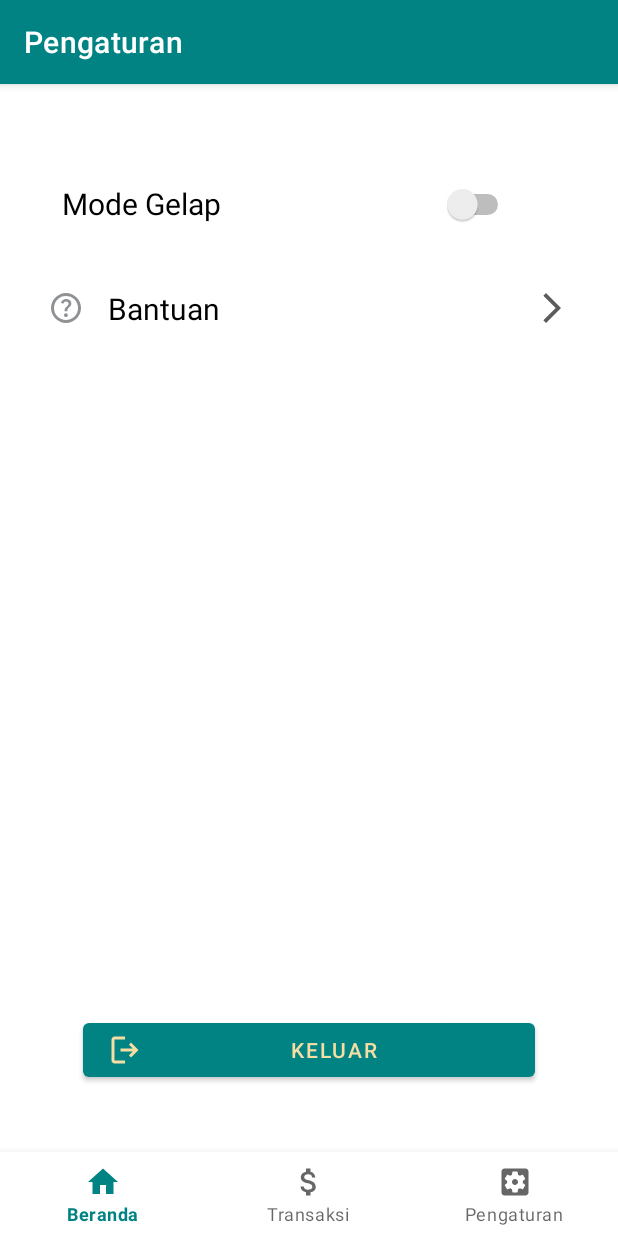
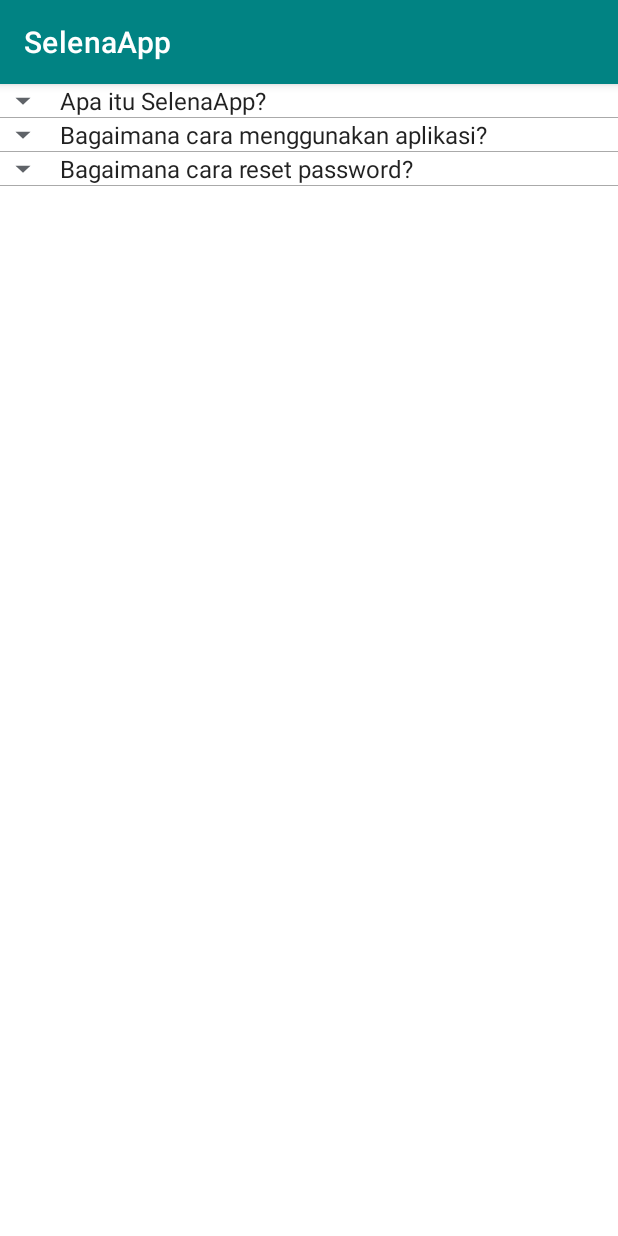
Before and after one commit to dorizx/SelenaApp, an Android app: the SettingsFragment screen opened through its navigation route, after a tap on "Bantuan", on a phone screen of 412 x 824 dp. Run offline under Robolectric (Android 15) with nearby library versions, the phone set to English and light mode, and no system bars; our stand-ins replace navigation-ui.

Commit message:
add help activity

```diff
--- a/app/src/main/AndroidManifest.xml
+++ b/app/src/main/AndroidManifest.xml
@@ -25,6 +25,9 @@
             android:name=".ui.login.LoginActivity"
             android:exported="false" />
         <activity
+            android:name=".ui.help.HelpActivity"
+            android:exported="false" />
+        <activity
             android:name=".ui.transaction.DetailTransactionActivity"
             android:exported="false" />
         <activity
--- /dev/null
+++ b/app/src/main/java/com/example/selenaapp/ui/help/ExpandableListAdapter.kt
@@ -0,0 +1,80 @@
+package com.example.selenaapp.ui.help
+
+import android.content.Context
+import android.view.LayoutInflater
+import android.view.View
+import android.view.ViewGroup
+import android.widget.BaseExpandableListAdapter
+import android.widget.TextView
+
+class ExpandableListAdapter(
+    private val context: Context,
+    private val questions: List<String>,
+    private val answers: List<List<String>>
+) : BaseExpandableListAdapter() {
+
+    override fun getChild(groupPosition: Int, childPosition: Int): Any {
+        return answers[groupPosition][childPosition]
+    }
+
+    override fun getChildId(groupPosition: Int, childPosition: Int): Long {
+        return childPosition.toLong()
+    }
+
+    override fun hasStableIds(): Boolean {
+        return false
+    }
+
+    override fun getChildrenCount(groupPosition: Int): Int {
+        return answers[groupPosition].size
+    }
+
+    override fun getGroup(groupPosition: Int): Any {
+        return questions[groupPosition]
+    }
+
+    override fun getGroupCount(): Int {
+        return questions.size
+    }
+
+    override fun getGroupId(groupPosition: Int): Long {
+        return groupPosition.toLong()
+    }
+
+    override fun isChildSelectable(groupPosition: Int, childPosition: Int): Boolean {
+        return true
+    }
+
+    override fun getChildView(
+        groupPosition: Int,
+        childPosition: Int,
+        isLastChild: Boolean,
+        convertView: View?,
+        parent: ViewGroup?
+    ): View {
+        var view = convertView
+        if (view == null) {
+            val inflater = context.getSystemService(Context.LAYOUT_INFLATER_SERVICE) as LayoutInflater
+            view = inflater.inflate(android.R.layout.simple_expandable_list_item_2, null)
+        }
+        val answerTextView = view?.findViewById<TextView>(android.R.id.text2)
+        answerTextView?.text = answers[groupPosition][childPosition]
+        return view!!
+    }
+
+    override fun getGroupView(
+        groupPosition: Int,
+        isExpanded: Boolean,
+        convertView: View?,
+        parent: ViewGroup?
+    ): View {
+        var view = convertView
+        if (view == null) {
+            val inflater = context.getSystemService(Context.LAYOUT_INFLATER_SERVICE) as LayoutInflater
+            view = inflater.inflate(android.R.layout.simple_expandable_list_item_1, null)
+        }
+        val questionTextView = view?.findViewById<TextView>(android.R.id.text1)
+        questionTextView?.text = questions[groupPosition]
+        return view!!
+    }
+}
--- a/app/src/main/java/com/example/selenaapp/ui/help/HelpActivity.kt
+++ b/app/src/main/java/com/example/selenaapp/ui/help/HelpActivity.kt
@@ -1,21 +1,33 @@
 package com.example.selenaapp.ui.help
 
 import android.os.Bundle
-import androidx.activity.enableEdgeToEdge
+import android.widget.ExpandableListView
 import androidx.appcompat.app.AppCompatActivity
-import androidx.core.view.ViewCompat
-import androidx.core.view.WindowInsetsCompat
 import com.example.selenaapp.R
 
 class HelpActivity : AppCompatActivity() {
+
+    private lateinit var expandableListView: ExpandableListView
+    private lateinit var expandableListAdapter: ExpandableListAdapter
+    private lateinit var questionList: List<String>  // Pertanyaan
+    private lateinit var answerList: List<List<String>>  // Jawaban
+
     override fun onCreate(savedInstanceState: Bundle?) {
         super.onCreate(savedInstanceState)
-        enableEdgeToEdge()
         setContentView(R.layout.activity_help)
-        ViewCompat.setOnApplyWindowInsetsListener(findViewById(R.id.main)) { v, insets ->
-            val systemBars = insets.getInsets(WindowInsetsCompat.Type.systemBars())
-            v.setPadding(systemBars.left, systemBars.top, systemBars.right, systemBars.bottom)
-            insets
-        }
+
+        expandableListView = findViewById(R.id.expandableListView)
+
+        // Data pertanyaan dan jawaban
+        questionList = listOf("Apa itu SelenaApp?", "Bagaimana cara menggunakan aplikasi?", "Bagaimana cara reset password?")
+        answerList = listOf(
+            listOf("SelenaApp adalah aplikasi yang menyediakan berbagai fitur untuk manajemen transaksi."),
+            listOf("Untuk menggunakan aplikasi, Anda perlu melakukan login terlebih dahulu, lalu pilih menu yang sesuai."),
+            listOf("Untuk reset password, pergi ke halaman login dan klik 'Lupa Password'. Ikuti petunjuk untuk mereset.")
+        )
+
+        // Menggunakan adapter
+        expandableListAdapter = ExpandableListAdapter(this, questionList, answerList)
+        expandableListView.setAdapter(expandableListAdapter)
     }
 }
--- /dev/null
+++ b/app/src/main/res/drawable/ic_dropdown.xml
@@ -0,0 +1,9 @@
+<vector xmlns:android="http://schemas.android.com/apk/res/android"
+    android:width="24dp"
+    android:height="24dp"
+    android:viewportWidth="960"
+    android:viewportHeight="960">
+  <path
+      android:pathData="M480,600 L280,400h400L480,600Z"
+      android:fillColor="#5f6368"/>
+</vector>
--- a/app/src/main/res/layout/activity_help.xml
+++ b/app/src/main/res/layout/activity_help.xml
@@ -2,9 +2,20 @@
 <androidx.constraintlayout.widget.ConstraintLayout xmlns:android="http://schemas.android.com/apk/res/android"
     xmlns:app="http://schemas.android.com/apk/res-auto"
     xmlns:tools="http://schemas.android.com/tools"
-    android:id="@+id/main"
     android:layout_width="match_parent"
     android:layout_height="match_parent"
     tools:context=".ui.help.HelpActivity">
 
+    <!-- Expandable List View -->
+    <ExpandableListView
+        android:id="@+id/expandableListView"
+        android:layout_width="0dp"
+        android:layout_height="0dp"
+        android:divider="@android:color/darker_gray"
+        android:dividerHeight="0.5dp"
+        android:groupIndicator="@drawable/ic_dropdown"
+        app:layout_constraintTop_toTopOf="parent"
+        app:layout_constraintBottom_toBottomOf="parent"
+        app:layout_constraintStart_toStartOf="parent"
+        app:layout_constraintEnd_toEndOf="parent" />
 </androidx.constraintlayout.widget.ConstraintLayout>
```
Also changed, not shown: app/src/main/res/layout/item_spinner.xml (added, +22 -0 lines).
